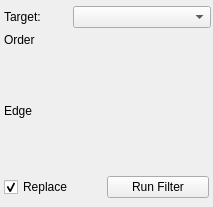
Above: src/Interface/ToolInterface/IntensityCorrectionFilterInterface.ui from SCIInstitute/Seg3D before the change. Below: the same form after it.
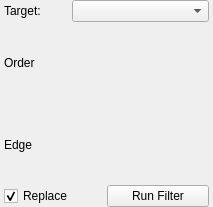
That is the form after the change.

The edit to the form file:
```diff
--- a/src/Interface/ToolInterface/IntensityCorrectionFilterInterface.ui
+++ b/src/Interface/ToolInterface/IntensityCorrectionFilterInterface.ui
@@ -31,149 +31,118 @@
   <property name="windowTitle">
    <string>Form</string>
   </property>
-  <widget class="QWidget" name="layoutWidget_7">
-   <property name="geometry">
-    <rect>
-     <x>4</x>
-     <y>50</y>
-     <width>205</width>
-     <height>51</height>
-    </rect>
+  <layout class="QVBoxLayout" name="verticalLayout">
+   <property name="spacing">
+    <number>0</number>
    </property>
-   <layout class="QHBoxLayout" name="orderHLayout_bottom"/>
-  </widget>
-  <widget class="QWidget" name="layoutWidget">
-   <property name="geometry">
-    <rect>
-     <x>4</x>
-     <y>171</y>
-     <width>205</width>
-     <height>32</height>
-    </rect>
+   <property name="leftMargin">
+    <number>4</number>
    </property>
-   <layout class="QHBoxLayout" name="replaceRunLayout">
-    <property name="spacing">
-     <number>0</number>
-    </property>
-    <item>
-     <widget class="QCheckBox" name="replaceCheckBox">
-      <property name="text">
-       <string>Replace</string>
-      </property>
-      <property name="checked">
-       <bool>true</bool>
-      </property>
-     </widget>
-    </item>
-    <item>
-     <widget class="QPushButton" name="runButton">
-      <property name="text">
-       <string>Run Filter</string>
-      </property>
-     </widget>
-    </item>
-   </layout>
-  </widget>
-  <widget class="QWidget" name="layoutWidget_9">
-   <property name="geometry">
-    <rect>
-     <x>4</x>
-     <y>100</y>
-     <width>205</width>
-     <height>22</height>
-    </rect>
+   <property name="topMargin">
+    <number>0</number>
    </property>
-   <layout class="QHBoxLayout" name="edgeHLayout_top">
-    <item>
-     <widget class="QLabel" name="edgeLabel">
-      <property name="text">
-       <string>Edge</string>
-      </property>
-     </widget>
-    </item>
-    <item>
-     <spacer name="edgeHSpacer">
-      <property name="orientation">
-       <enum>Qt::Horizontal</enum>
-      </property>
-      <property name="sizeHint" stdset="0">
-       <size>
-        <width>40</width>
-        <height>20</height>
-       </size>
-      </property>
-     </spacer>
-    </item>
-   </layout>
-  </widget>
-  <widget class="QWidget" name="layoutWidget_8">
-   <property name="geometry">
-    <rect>
-     <x>4</x>
-     <y>29</y>
-     <width>205</width>
-     <height>22</height>
-    </rect>
+   <property name="rightMargin">
+    <number>4</number>
    </property>
-   <layout class="QHBoxLayout" name="orderHLayout_top">
-    <item>
-     <widget class="QLabel" name="orderLabel">
-      <property name="text">
-       <string>Order</string>
-      </property>
-     </widget>
-    </item>
-    <item>
-     <spacer name="orderHSpacer">
-      <property name="orientation">
-       <enum>Qt::Horizontal</enum>
-      </property>
-      <property name="sizeHint" stdset="0">
-       <size>
-        <width>40</width>
-        <height>20</height>
-       </size>
-      </property>
-     </spacer>
-    </item>
-   </layout>
-  </widget>
-  <widget class="QWidget" name="layoutWidget_10">
-   <property name="geometry">
-    <rect>
-     <x>4</x>
-     <y>121</y>
-     <width>205</width>
-     <height>51</height>
-    </rect>
+   <property name="bottomMargin">
+    <number>0</number>
    </property>
-   <layout class="QHBoxLayout" name="edgeHLayout_bottom"/>
-  </widget>
-  <widget class="QWidget" name="layoutWidget_2">
-   <property name="geometry">
-    <rect>
-     <x>4</x>
-     <y>4</y>
-     <width>207</width>
-     <height>26</height>
-    </rect>
-   </property>
-   <layout class="QHBoxLayout" name="activeHLayout" stretch="1,2">
-    <property name="spacing">
-     <number>0</number>
-    </property>
-    <item>
-     <widget class="QLabel" name="activeLabel">
-      <property name="text">
-       <string>Target:</string>
-      </property>
-     </widget>
-    </item>
-    <item>
-     <widget class="QComboBox" name="activeComboBox"/>
-    </item>
-   </layout>
-  </widget>
+   <item>
+    <layout class="QHBoxLayout" name="activeHLayout" stretch="1,2">
+     <property name="spacing">
+      <number>0</number>
+     </property>
+     <item>
+      <widget class="QLabel" name="activeLabel">
+       <property name="text">
+        <string>Target:</string>
+       </property>
+      </widget>
+     </item>
+     <item>
+      <widget class="QComboBox" name="activeComboBox"/>
+     </item>
+    </layout>
+   </item>
+   <item>
+    <layout class="QHBoxLayout" name="orderHLayout_top">
+     <item>
+      <widget class="QLabel" name="orderLabel">
+       <property name="text">
+        <string>Order</string>
+       </property>
+      </widget>
+     </item>
+     <item>
+      <spacer name="orderHSpacer">
+       <property name="orientation">
+        <enum>Qt::Horizontal</enum>
+       </property>
+       <property name="sizeHint" stdset="0">
+        <size>
+         <width>40</width>
+         <height>20</height>
+        </size>
+       </property>
+      </spacer>
+     </item>
+    </layout>
+   </item>
+   <item>
+    <layout class="QHBoxLayout" name="orderHLayout_bottom"/>
+   </item>
+   <item>
+    <layout class="QHBoxLayout" name="edgeHLayout_top">
+     <item>
+      <widget class="QLabel" name="edgeLabel">
+       <property name="text">
+        <string>Edge</string>
+       </property>
+      </widget>
+     </item>
+     <item>
+      <spacer name="edgeHSpacer">
+       <property name="orientation">
+        <enum>Qt::Horizontal</enum>
+       </property>
+       <property name="sizeHint" stdset="0">
+        <size>
+         <width>40</width>
+         <height>20</height>
+        </size>
+       </property>
+      </spacer>
+     </item>
+    </layout>
+   </item>
+   <item>
+    <layout class="QHBoxLayout" name="edgeHLayout_bottom"/>
+   </item>
+   <item>
+    <layout class="QHBoxLayout" name="replaceRunLayout">
+     <property name="spacing">
+      <number>0</number>
+     </property>
+     <item>
+      <widget class="QCheckBox" name="replaceCheckBox">
+       <property name="text">
+        <string>Replace</string>
+       </property>
+       <property name="checked">
+        <bool>true</bool>
+       </property>
+      </widget>
+     </item>
+     <item>
+      <widget class="QPushButton" name="runButton">
+       <property name="text">
+        <string>Run Filter</string>
+       </property>
+      </widget>
+     </item>
+    </layout>
+   </item>
+  </layout>
  </widget>
  <resources/>
  <connections/>
```
